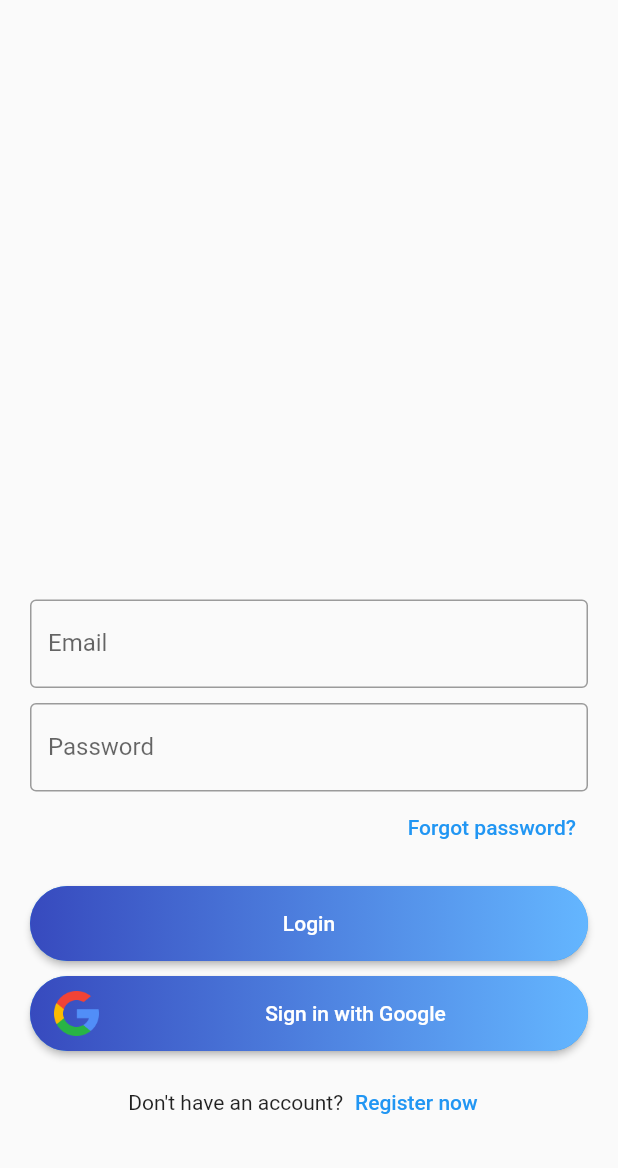
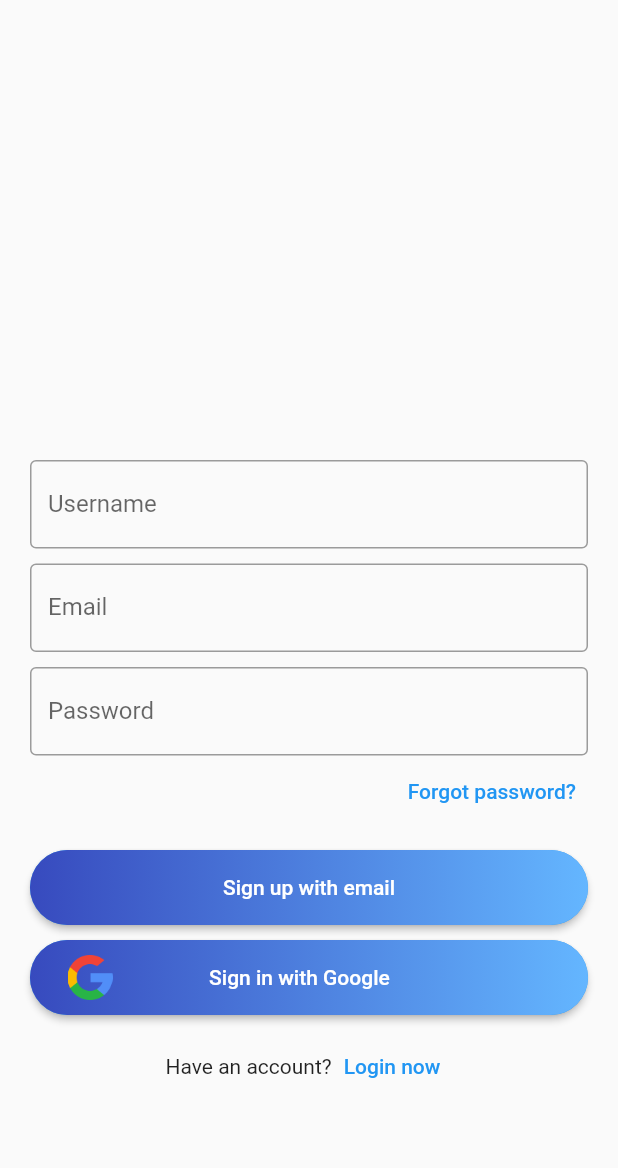
Before and after one commit to DevanK20000/Chat-App, a Flutter app: the screen it shows after launch, on a phone screen of 412 x 824 dp, the part 68-1236 px from its top. Run offline on Flutter 3.47's test engine with Material 2 defaults, Android fonts, the phone set to English and light mode, and no system bars.

```diff
--- a/lib/main.dart
+++ b/lib/main.dart
@@ -1,4 +1,4 @@
-import 'package:chat_app_college_project/views/signin.dart';
+import 'package:chat_app_college_project/views/signnup.dart';
 import 'package:flutter/material.dart';
 import 'package:flutter/services.dart';
 
@@ -22,7 +22,7 @@ class MyApp extends StatelessWidget {
         backgroundColor: Colors.white,
         visualDensity: VisualDensity.adaptivePlatformDensity,
       ),
-      home: Signn(),
+      home: SignUp(),
     );
   }
 }
--- a/lib/views/signin.dart
+++ b/lib/views/signin.dart
@@ -2,20 +2,23 @@ import 'package:chat_app_college_project/widgets/appbar.dart';
 import 'package:chat_app_college_project/widgets/buttons.dart';
 import 'package:flutter/material.dart';
 
-class Signn extends StatefulWidget {
-  Signn({Key key}) : super(key: key);
+class SignIn extends StatefulWidget {
+  SignIn({Key key}) : super(key: key);
 
   @override
   _SignnState createState() => _SignnState();
 }
 
-class _SignnState extends State<Signn> {
+class _SignnState extends State<SignIn> {
   @override
   Widget build(BuildContext context) {
     return Scaffold(
       appBar: appbarmain(context),
-      body: Container(
+      body: SingleChildScrollView(
+        child: Container(
+          height: MediaQuery.of(context).size.height - 50,
           alignment: Alignment.bottomCenter,
+          child: Container(
             padding: EdgeInsets.symmetric(
               horizontal: 20,
               vertical: 20,
@@ -48,7 +51,7 @@ class _SignnState extends State<Signn> {
                 SizedBox(
                   height: 15,
                 ),
-            signinwithemail(),
+                signinwithemail(0),
                 SizedBox(height: 10),
                 signinwithgoogle(),
                 SizedBox(height: 10),
@@ -61,8 +64,11 @@ class _SignnState extends State<Signn> {
                       child: Text('Register now'),
                     )
                   ],
-            )
+                ),
+                SizedBox(height: 30),
               ],
+            ),
+          ),
         ),
       ),
     );
--- a/lib/views/signnup.dart
+++ b/lib/views/signnup.dart
@@ -0,0 +1,95 @@
+import 'package:chat_app_college_project/widgets/appbar.dart';
+import 'package:chat_app_college_project/widgets/buttons.dart';
+import 'package:flutter/material.dart';
+
+class SignUp extends StatefulWidget {
+  SignUp({Key key}) : super(key: key);
+
+  @override
+  _SignUpState createState() => _SignUpState();
+}
+
+class _SignUpState extends State<SignUp> {
+  TextEditingController usernameTextEditingController =
+      new TextEditingController();
+  TextEditingController emailTextEditingController =
+      new TextEditingController();
+  TextEditingController passwordTextEditingController =
+      new TextEditingController();
+
+  @override
+  Widget build(BuildContext context) {
+    return Scaffold(
+      appBar: appbarmain(context),
+      body: SingleChildScrollView(
+        child: Container(
+          height: MediaQuery.of(context).size.height - 50,
+          alignment: Alignment.bottomCenter,
+          child: Container(
+            padding: EdgeInsets.symmetric(
+              horizontal: 20,
+              vertical: 20,
+            ),
+            child: Column(
+              mainAxisSize: MainAxisSize.min,
+              children: [
+                TextField(
+                  controller: usernameTextEditingController,
+                  decoration: InputDecoration(
+                    border: OutlineInputBorder(),
+                    labelText: 'Username',
+                  ),
+                ),
+                SizedBox(
+                  height: 10,
+                ),
+                TextField(
+                  controller: emailTextEditingController,
+                  decoration: InputDecoration(
+                    border: OutlineInputBorder(),
+                    labelText: 'Email',
+                  ),
+                ),
+                SizedBox(
+                  height: 10,
+                ),
+                TextField(
+                  controller: passwordTextEditingController,
+                  decoration: InputDecoration(
+                    border: OutlineInputBorder(),
+                    labelText: 'Password',
+                  ),
+                ),
+                Container(
+                  alignment: Alignment.centerRight,
+                  child: TextButton(
+                    onPressed: () {},
+                    child: Text('Forgot password?'),
+                  ),
+                ),
+                SizedBox(
+                  height: 15,
+                ),
+                signinwithemail(1),
+                SizedBox(height: 10),
+                signinwithgoogle(),
+                SizedBox(height: 10),
+                Row(
+                  mainAxisAlignment: MainAxisAlignment.center,
+                  children: [
+                    Text('Have an account?'),
+                    TextButton(
+                      onPressed: () {},
+                      child: Text('Login now'),
+                    )
+                  ],
+                ),
+                SizedBox(height: 30),
+              ],
+            ),
+          ),
+        ),
+      ),
+    );
+  }
+}
--- a/lib/widgets/buttons.dart
+++ b/lib/widgets/buttons.dart
@@ -1,6 +1,6 @@
 import 'package:flutter/material.dart';
 
-Widget signinwithemail() {
+Widget signinwithemail(int i) {
   return Container(
     height: 50.0,
     padding: EdgeInsets.zero,
@@ -26,7 +26,7 @@ Widget signinwithemail() {
           constraints: BoxConstraints(maxWidth: 400.0, minHeight: 50.0),
           alignment: Alignment.center,
           child: Text(
-            "Login",
+            i == 0 ? "Login with email " : "Sign up with email",
             textAlign: TextAlign.center,
             style: TextStyle(color: Colors.white),
           ),
@@ -59,25 +59,25 @@ Widget signinwithgoogle() {
             ),
             borderRadius: BorderRadius.circular(30.0)),
         child: Container(
+          padding: EdgeInsets.symmetric(horizontal: 25),
+          height: 80,
           child: Row(
+            mainAxisAlignment: MainAxisAlignment.start,
             children: [
               Flexible(
-                flex: 1,
-                child: Center(
+                flex: 2,
                 child: Image.asset(
                   'assets/images/google.png',
                   height: 30,
                   width: 30,
                 ),
               ),
-              ),
+              Spacer(),
               Flexible(
-                flex: 5,
-                child: Center(
+                flex: 2,
                 child: Text(
                   'Sign in with Google',
                   style: TextStyle(color: Colors.white),
-                  ),
                 ),
               ),
             ],
```
Also changed, not shown: 3 other files. Lines whose indentation alone changed are shown as unchanged.
